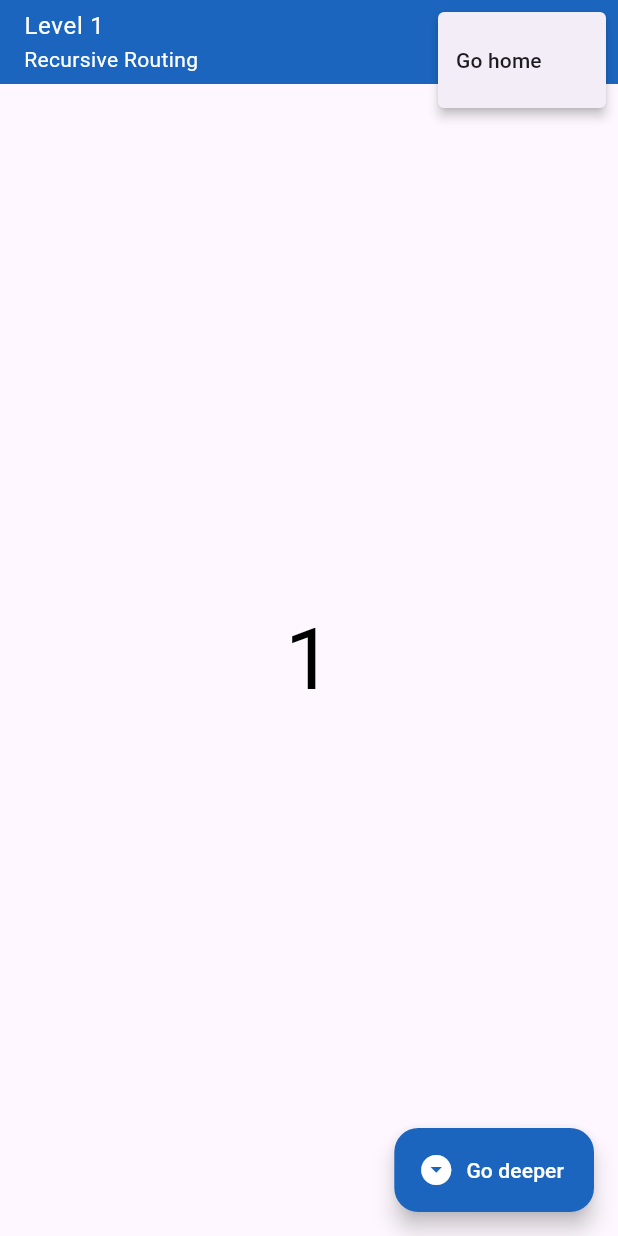
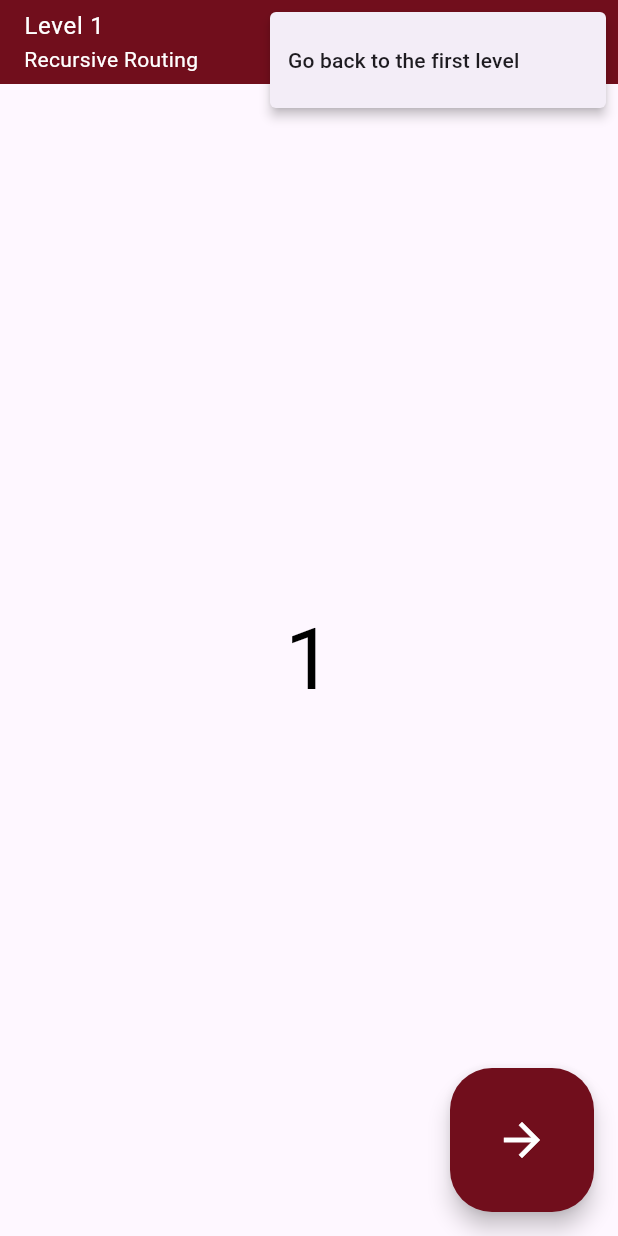
Before and after one commit to Hellogramming/flutter_experiments, a Flutter app: the screen it shows after launch, after a tap on the "add circle" icon, after a tap on the "more vert" icon, on a phone screen of 412 x 824 dp. Run offline on Flutter 3.47's test engine with Material 3 defaults, Android fonts, the light colour scheme and no system bars.

Commit message:
Improve recursive routing navigation with 2 FABs

```diff
--- a/recursive_routing/lib/common/strings.dart
+++ b/recursive_routing/lib/common/strings.dart
@@ -9,6 +9,7 @@ library;
 const String appName = 'Flutter Recursive Routing';
 const String recursiveRoutingScreenTitle = 'Recursive Routing';
 String recursiveLevel(int level) => 'Level $level';
-const String goHomeTitle = 'Go home';
-const String goDeeperTitle = 'Go deeper';
+const String goHomeTitle = 'Go back to the first level';
+const String goUpTooltip = 'Go up to the previous level';
+const String goDownTooltip = 'Go down to the next level';
 const String addTooltip = 'Increment counter to check state keeping';
--- a/recursive_routing/lib/screens/recursive_routing_screen.dart
+++ b/recursive_routing/lib/screens/recursive_routing_screen.dart
@@ -47,13 +47,18 @@ class _RecursiveRoutingScreenState extends State<RecursiveRoutingScreen> {
   }
 
   /// Navigates to a deeper recursive routing screen.
-  void _goDeep() {
+  void _goDown() {
     Navigator.push(
       context,
       MaterialPageRoute(
         builder: (context) => RecursiveRoutingScreen(widget.level + 1),
       ),
     );
+  }
+
+  /// Navigates to a shallower recursive routing screen.
+  void _goUp() {
+    if (widget.level > 1) Navigator.pop(context);
   }
 
   /// Performs the tasks of the app bar actions.
@@ -92,13 +97,32 @@ class _RecursiveRoutingScreenState extends State<RecursiveRoutingScreen> {
         ),
       ),
 
-      // The floating action button that navigates to a deeper recursive routing screen
-      floatingActionButton: FloatingActionButton.extended(
-        backgroundColor: _accentColor,
-        foregroundColor: contrastColor,
-        onPressed: _goDeep,
-        icon: const Icon(Icons.arrow_drop_down_circle),
-        label: const Text(strings.goDeeperTitle),
+      floatingActionButton: Row(
+        mainAxisSize: MainAxisSize.min,
+        children: <Widget>[
+          // The floating action button that navigates to a shallower recursive routing screen
+          if (widget.level > 1) ...[
+            FloatingActionButton.large(
+              heroTag: 'goUp',
+              backgroundColor: _accentColor,
+              foregroundColor: contrastColor,
+              tooltip: strings.goUpTooltip,
+              onPressed: _goUp,
+              child: const Icon(Icons.arrow_back),
+            ),
+            const SizedBox(width: 16.0),
+          ],
+
+          // The floating action button that navigates to a deeper recursive routing screen
+          FloatingActionButton.large(
+            heroTag: 'goDown',
+            backgroundColor: _accentColor,
+            foregroundColor: contrastColor,
+            tooltip: strings.goDownTooltip,
+            onPressed: _goDown,
+            child: const Icon(Icons.arrow_forward),
+          ),
+        ],
       ),
     );
   }
--- a/recursive_routing/lib/utils/color_utils.dart
+++ b/recursive_routing/lib/utils/color_utils.dart
@@ -8,11 +8,11 @@ import 'dart:math';
 import 'package:flutter/material.dart';
 
 /// A random number generator used to generate random colors.
-final Random _random = Random();
+final Random _random = Random.secure();
 
 /// Generates a random color.
 Color getRandomColor() {
-  return Color.fromRGBO(_random.nextInt(256), _random.nextInt(256), _random.nextInt(256), 1.0);
+  return Color(0xFF000000 + _random.nextInt(0x1000000));
 }
 
 /// Returns an appropriate contast color for the given color (black or white).
```
